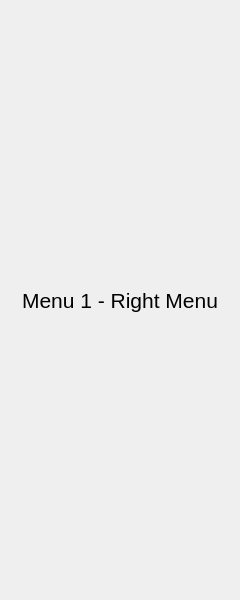
Before: the Qt Designer form GUI_PyOneDark/gui/uis/columns/right_column.ui in astrrr/Right-posture, drawn with Qt 5.
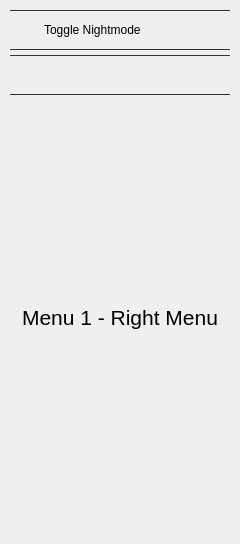
After: the same form once the commit is applied.

Commit message: New right_column

Diff of the .ui file:
```diff
--- a/GUI_PyOneDark/gui/uis/columns/right_column.ui
+++ b/GUI_PyOneDark/gui/uis/columns/right_column.ui
@@ -7,7 +7,7 @@
     <x>0</x>
     <y>0</y>
     <width>240</width>
-    <height>600</height>
+    <height>544</height>
    </rect>
   </property>
   <property name="windowTitle">
@@ -51,6 +51,157 @@
        <property name="bottomMargin">
         <number>5</number>
        </property>
+       <item>
+        <widget class="QWidget" name="row_1" native="true">
+         <property name="minimumSize">
+          <size>
+           <width>0</width>
+           <height>40</height>
+          </size>
+         </property>
+         <property name="maximumSize">
+          <size>
+           <width>16777215</width>
+           <height>40</height>
+          </size>
+         </property>
+         <property name="styleSheet">
+          <string notr="true">border-top-style: solid;
+border-bottom-style: solid;
+border-width: 1px;
+border-color: #2c313c;</string>
+         </property>
+         <layout class="QHBoxLayout" name="horizontalLayout">
+          <property name="spacing">
+           <number>0</number>
+          </property>
+          <property name="leftMargin">
+           <number>0</number>
+          </property>
+          <property name="topMargin">
+           <number>0</number>
+          </property>
+          <property name="rightMargin">
+           <number>0</number>
+          </property>
+          <property name="bottomMargin">
+           <number>0</number>
+          </property>
+          <item>
+           <widget class="QFrame" name="ToggleNight_Icon">
+            <property name="maximumSize">
+             <size>
+              <width>30</width>
+              <height>40</height>
+             </size>
+            </property>
+            <property name="frameShape">
+             <enum>QFrame::StyledPanel</enum>
+            </property>
+            <property name="frameShadow">
+             <enum>QFrame::Raised</enum>
+            </property>
+            <layout class="QVBoxLayout" name="ToggleNightmode_3">
+             <property name="spacing">
+              <number>0</number>
+             </property>
+             <property name="leftMargin">
+              <number>0</number>
+             </property>
+             <property name="topMargin">
+              <number>0</number>
+             </property>
+             <property name="rightMargin">
+              <number>0</number>
+             </property>
+             <property name="bottomMargin">
+              <number>0</number>
+             </property>
+            </layout>
+           </widget>
+          </item>
+          <item>
+           <widget class="QLabel" name="Nightmode">
+            <property name="text">
+             <string>Toggle Nightmode</string>
+            </property>
+           </widget>
+          </item>
+          <item>
+           <widget class="QFrame" name="ToggleNight">
+            <property name="maximumSize">
+             <size>
+              <width>60</width>
+              <height>40</height>
+             </size>
+            </property>
+            <property name="frameShape">
+             <enum>QFrame::StyledPanel</enum>
+            </property>
+            <property name="frameShadow">
+             <enum>QFrame::Raised</enum>
+            </property>
+            <layout class="QVBoxLayout" name="ToggleNightmode">
+             <property name="spacing">
+              <number>0</number>
+             </property>
+             <property name="leftMargin">
+              <number>0</number>
+             </property>
+             <property name="topMargin">
+              <number>0</number>
+             </property>
+             <property name="rightMargin">
+              <number>0</number>
+             </property>
+             <property name="bottomMargin">
+              <number>0</number>
+             </property>
+            </layout>
+           </widget>
+          </item>
+         </layout>
+        </widget>
+       </item>
+       <item>
+        <widget class="QWidget" name="row_2" native="true">
+         <property name="minimumSize">
+          <size>
+           <width>0</width>
+           <height>40</height>
+          </size>
+         </property>
+         <property name="maximumSize">
+          <size>
+           <width>16777215</width>
+           <height>40</height>
+          </size>
+         </property>
+         <property name="styleSheet">
+          <string notr="true">border-top-style: solid;
+border-bottom-style: solid;
+border-width: 1px;
+border-color: #2c313c;</string>
+         </property>
+         <layout class="QVBoxLayout" name="btn_3_layout">
+          <property name="spacing">
+           <number>0</number>
+          </property>
+          <property name="leftMargin">
+           <number>0</number>
+          </property>
+          <property name="topMargin">
+           <number>0</number>
+          </property>
+          <property name="rightMargin">
+           <number>0</number>
+          </property>
+          <property name="bottomMargin">
+           <number>0</number>
+          </property>
+         </layout>
+        </widget>
+       </item>
        <item>
         <widget class="QLabel" name="label_1">
          <property name="font">
```
Left out of the diff: 41 changed lines with no effect on the pictures. The commit also changes 1 other file.
